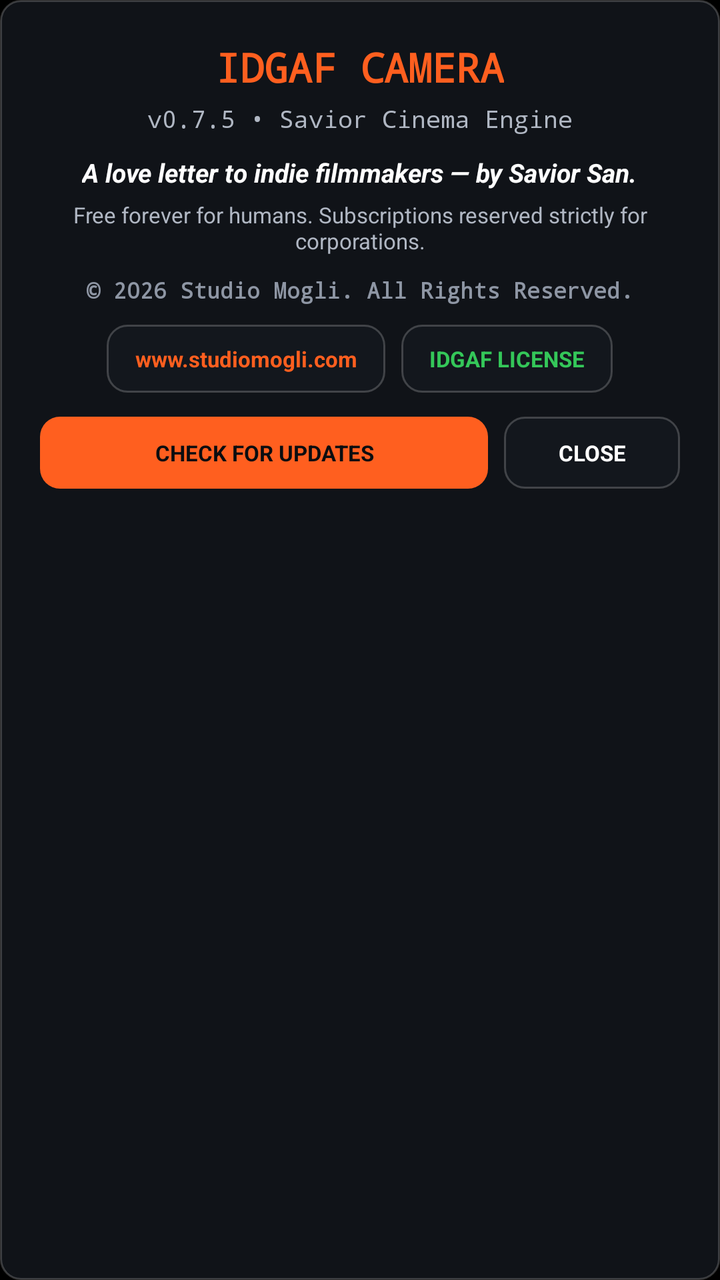
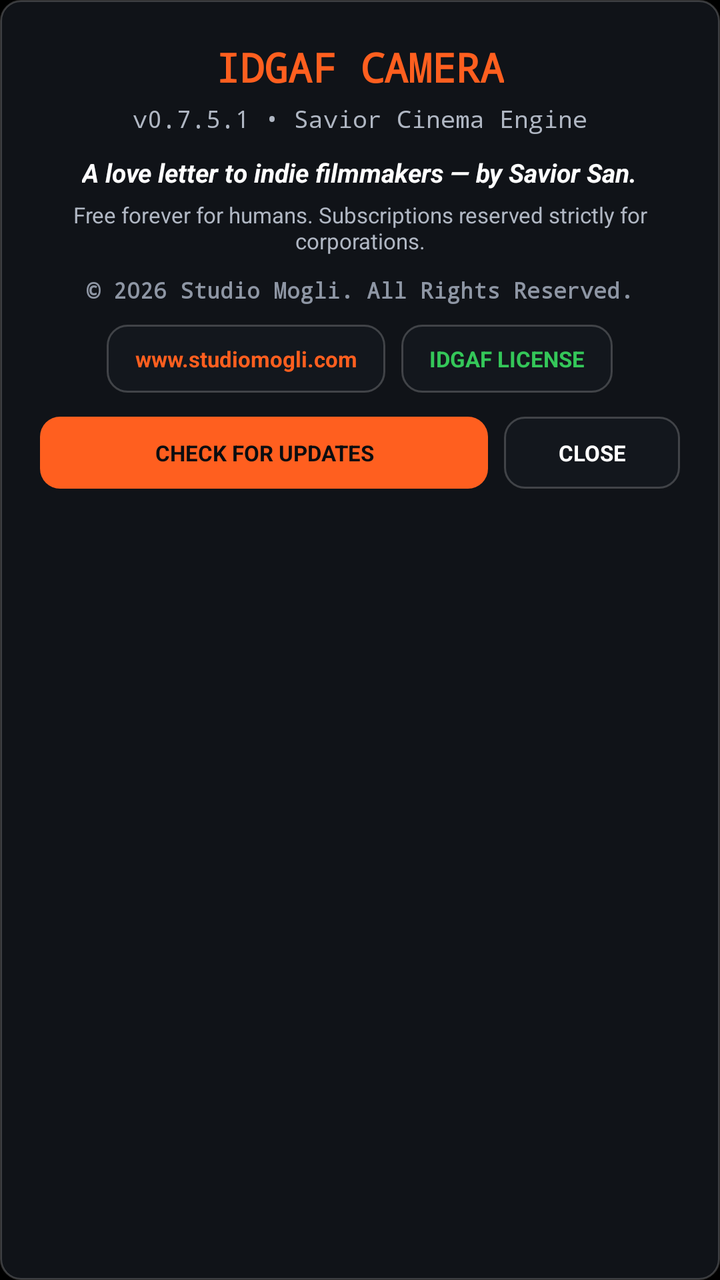

Two renders of the same Android screen: before a commit and after it. Below are the layout's source before the change and the commit's diff.
<!-- AndroidManifest.xml: application theme Theme.IdgafCamera -->
<!-- res/layout/dialog_credits.xml -->
<?xml version="1.0" encoding="utf-8"?>
<LinearLayout xmlns:android="http://schemas.android.com/apk/res/android"
    android:layout_width="match_parent"
    android:layout_height="wrap_content"
    android:background="@drawable/bg_hud_pill"
    android:gravity="center_horizontal"
    android:orientation="vertical"
    android:padding="20dp">

    <TextView
        android:layout_width="wrap_content"
        android:layout_height="wrap_content"
        android:fontFamily="monospace"
        android:text="IDGAF CAMERA"
        android:textColor="#FF5F1F"
        android:textSize="20sp"
        android:textStyle="bold" />

    <TextView
        android:id="@+id/txtCreditsVersion"
        android:layout_width="wrap_content"
        android:layout_height="wrap_content"
        android:layout_marginTop="4dp"
        android:fontFamily="monospace"
        android:text="v0.7.5 • Savior Cinema Engine"
        android:textColor="#B0B7C3"
        android:textSize="12sp" />

    <TextView
        android:layout_width="wrap_content"
        android:layout_height="wrap_content"
        android:layout_marginTop="10dp"
        android:gravity="center"
        android:text="A love letter to indie filmmakers — by Savior San."
        android:textColor="#FFFFFF"
        android:textSize="13sp"
        android:textStyle="bold|italic" />

    <TextView
        android:layout_width="wrap_content"
        android:layout_height="wrap_content"
        android:layout_marginTop="5dp"
        android:gravity="center"
        android:text="Free forever for humans. Subscriptions reserved strictly for corporations."
        android:textColor="#B0B7C3"
        android:textSize="11sp" />

    <TextView
        android:layout_width="wrap_content"
        android:layout_height="wrap_content"
        android:layout_marginTop="10dp"
        android:fontFamily="monospace"
        android:text="© 2026 Studio Mogli. All Rights Reserved."
        android:textColor="#8E96A4"
        android:textSize="11sp"
        android:textStyle="bold" />

    <LinearLayout
        android:layout_width="wrap_content"
        android:layout_height="wrap_content"
        android:layout_marginTop="10dp"
        android:gravity="center"
        android:orientation="horizontal">

        <TextView
            android:id="@+id/btnCreditsWebsite"
            android:layout_width="wrap_content"
            android:layout_height="34dp"
            android:layout_marginEnd="8dp"
            android:background="@drawable/bg_hud_pill"
            android:gravity="center"
            android:paddingStart="14dp"
            android:paddingEnd="14dp"
            android:text="www.studiomogli.com"
            android:textColor="#FF5F1F"
            android:textSize="11sp"
            android:textStyle="bold" />

        <TextView
            android:id="@+id/btnCreditsLicense"
            android:layout_width="wrap_content"
            android:layout_height="34dp"
            android:background="@drawable/bg_hud_pill"
            android:gravity="center"
            android:paddingStart="14dp"
            android:paddingEnd="14dp"
            android:text="IDGAF LICENSE"
            android:textColor="#34C759"
            android:textSize="11sp"
            android:textStyle="bold" />
    </LinearLayout>

    <LinearLayout
        android:layout_width="match_parent"
        android:layout_height="wrap_content"
        android:layout_marginTop="12dp"
        android:gravity="center"
        android:orientation="horizontal">

        <TextView
            android:id="@+id/btnCreditsCheckUpdate"
            android:layout_width="0dp"
            android:layout_height="36dp"
            android:layout_marginEnd="8dp"
            android:layout_weight="1"
            android:background="@drawable/bg_lens_active"
            android:gravity="center"
            android:text="CHECK FOR UPDATES"
            android:textColor="#0B0D10"
            android:textSize="11sp"
            android:textStyle="bold" />

        <TextView
            android:id="@+id/btnCreditsClose"
            android:layout_width="88dp"
            android:layout_height="36dp"
            android:background="@drawable/bg_hud_pill"
            android:gravity="center"
            android:text="CLOSE"
            android:textColor="#FFFFFF"
            android:textSize="11sp"
            android:textStyle="bold" />
    </LinearLayout>

</LinearLayout>
<!-- resources referenced by this layout -->
<resources>
  <!-- drawable bg_hud_pill (drawable) -->
  <?xml version="1.0" encoding="utf-8"?>
  <shape xmlns:android="http://schemas.android.com/apk/res/android" android:shape="rectangle">
      <solid android:color="#CC14181F" />
      <stroke android:width="1dp" android:color="#33FFFFFF" />
      <corners android:radius="10dp" />
  </shape>
  <!-- drawable bg_lens_active (drawable) -->
  <?xml version="1.0" encoding="utf-8"?>
  <shape xmlns:android="http://schemas.android.com/apk/res/android" android:shape="rectangle">
      <solid android:color="#FF5F1F" />
      <corners android:radius="10dp" />
  </shape>
  <style name="Theme.IdgafCamera" parent="Theme.MaterialComponents.DayNight.NoActionBar">
          <item name="android:statusBarColor">#000000</item>
          <item name="android:navigationBarColor">#000000</item>
          <item name="android:windowBackground">#000000</item>
          <item name="android:windowFullscreen">true</item>
      </style>
</resources>

<!-- the commit's change to res/layout/dialog_credits.xml (unified diff, before → after) -->
@@ -22,7 +22,7 @@
         android:layout_height="wrap_content"
         android:layout_marginTop="4dp"
         android:fontFamily="monospace"
-        android:text="v0.7.5 • Savior Cinema Engine"
+        android:text="v0.7.5.1 • Savior Cinema Engine"
         android:textColor="#B0B7C3"
         android:textSize="12sp" />
 
